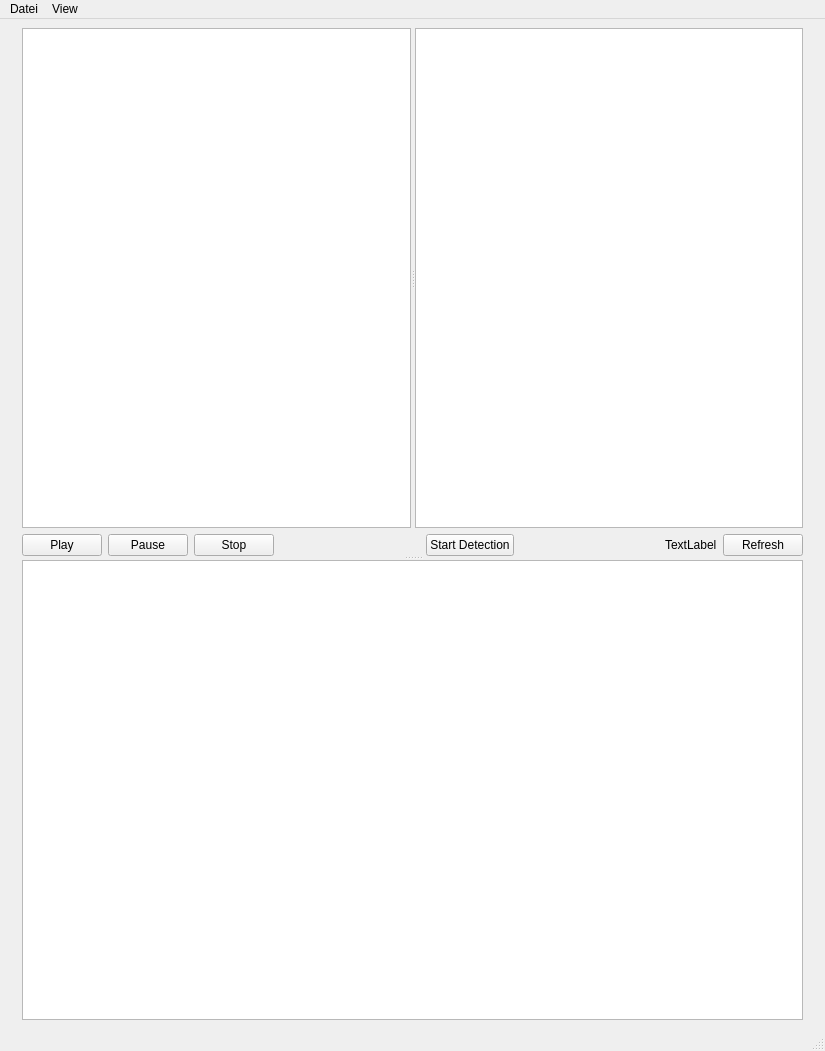
Old version of the form verteiltes_yolov3/gui.ui in the repository farbton/verteiltes_yolov3.
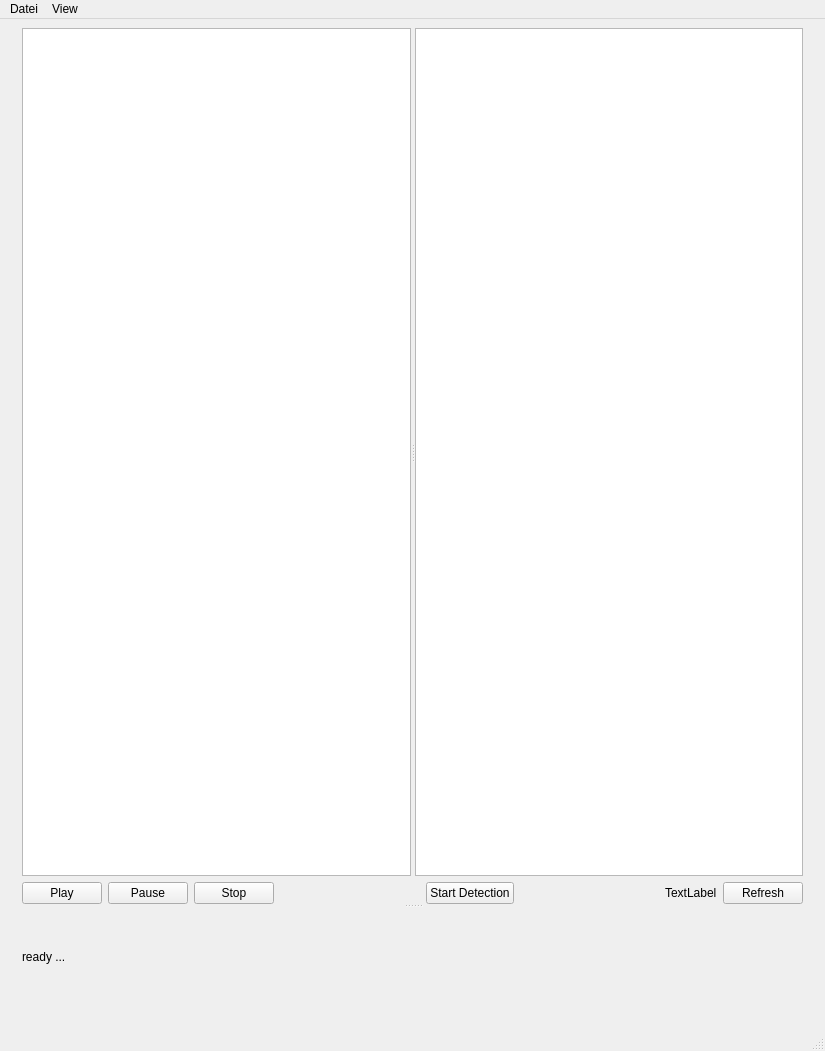
New version of the form.

Commit message: add functions to reader. delete TextBrowser and add Label

The edit to the form file:
```diff
--- a/verteiltes_yolov3/gui.ui
+++ b/verteiltes_yolov3/gui.ui
@@ -155,18 +155,19 @@
           </item>
          </layout>
         </widget>
-        <widget class="QTextBrowser" name="textBrowser">
-         <property name="minimumSize">
-          <size>
-           <width>100</width>
-           <height>200</height>
-          </size>
+        <widget class="QLabel" name="console">
+         <property name="autoFillBackground">
+          <bool>false</bool>
          </property>
-         <property name="maximumSize">
-          <size>
-           <width>16777215</width>
-           <height>500</height>
-          </size>
+         <property name="text">
+          <string>ready ... 
+</string>
+         </property>
+         <property name="textFormat">
+          <enum>Qt::AutoText</enum>
+         </property>
+         <property name="wordWrap">
+          <bool>true</bool>
          </property>
         </widget>
        </widget>
```
The commit also changes 4 other files.
